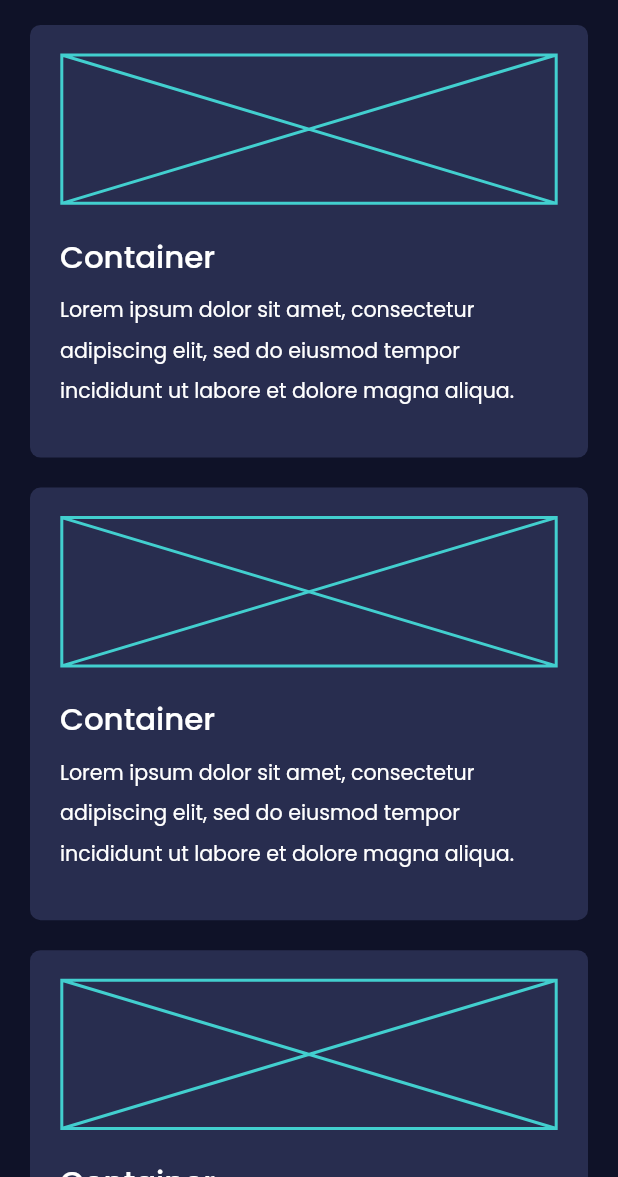
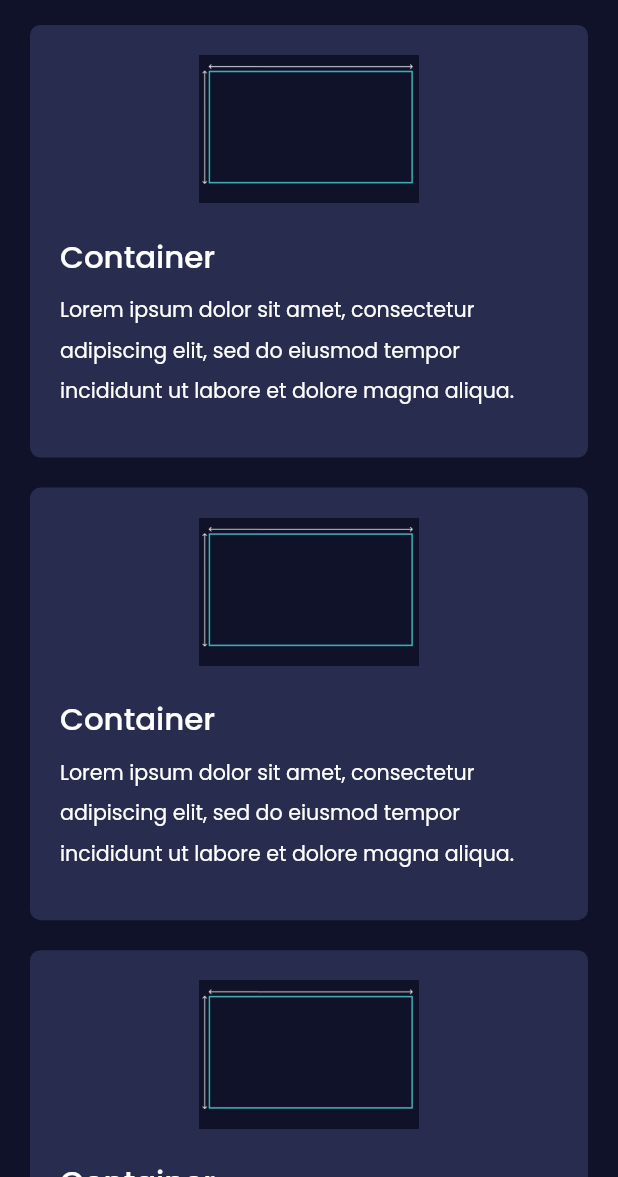
Before and after one commit to proximitycloud33/fluttering-with-you, a Flutter app: the HomePage screen opened directly, on a phone screen of 412 x 824 dp, the part 59-1236 px from its top. Run offline on Flutter 3.47's test engine with Material 2 defaults, Android fonts, the phone set to English and light mode, and no system bars; our stand-ins replace flutter_highlight, sizer.

Commit message:
replace placeholder with static image

```diff
--- a/lib/screens/home_page.dart
+++ b/lib/screens/home_page.dart
@@ -36,7 +36,7 @@ class HomePage extends StatelessWidget {
                   width: 80.w,
                   height: 12.h,
                   margin: const EdgeInsets.all(20.0),
-                  child: const Placeholder(color: AppColor.accentColor),
+                  child: Image.asset('lib/assets/images/Testing.jpg'),
                 ),
                 Container(
                   margin: const EdgeInsets.symmetric(horizontal: 20.0),
--- a/pubspec.yaml
+++ b/pubspec.yaml
@@ -59,6 +59,9 @@ flutter:
   # the material Icons class.
   uses-material-design: true
 
+  assets:
+    - lib/assets/images/
+
   # To add assets to your application, add an assets section, like this:
   # assets:
   #   - images/a_dot_burr.jpeg
```
Also changed, not shown: lib/assets/images/Testing.jpg (added), lib/assets/images/Web 1920 – 1.jpg (added), lib/assets/images/Web 1920 – 1@2x.jpg (added).
